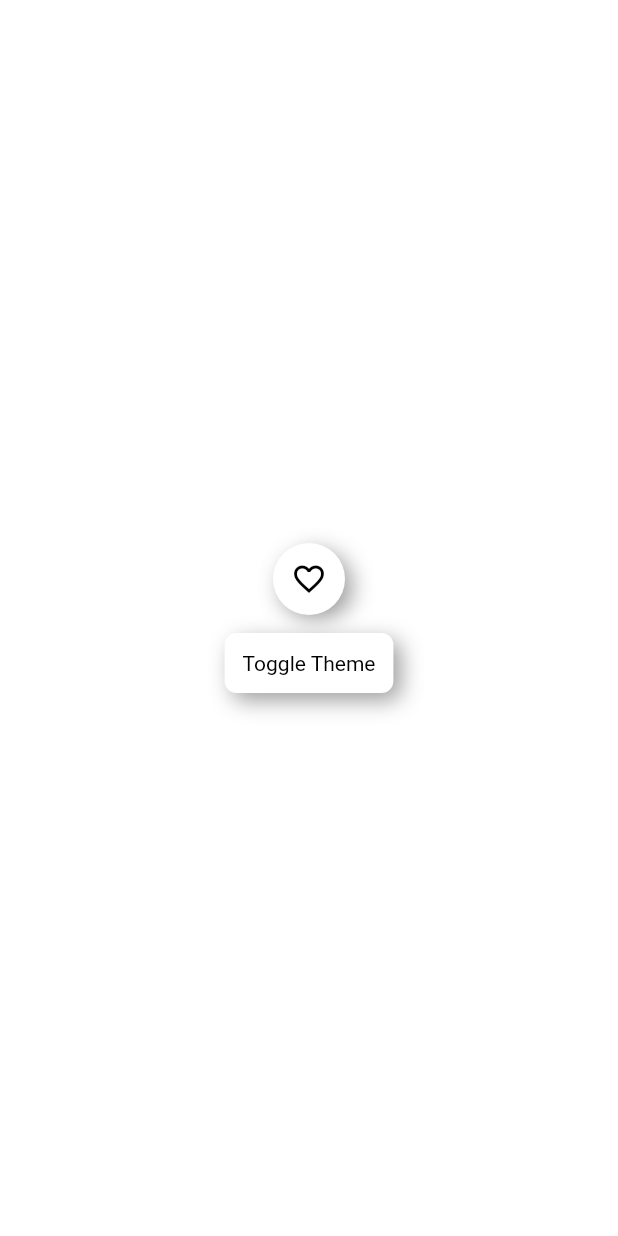
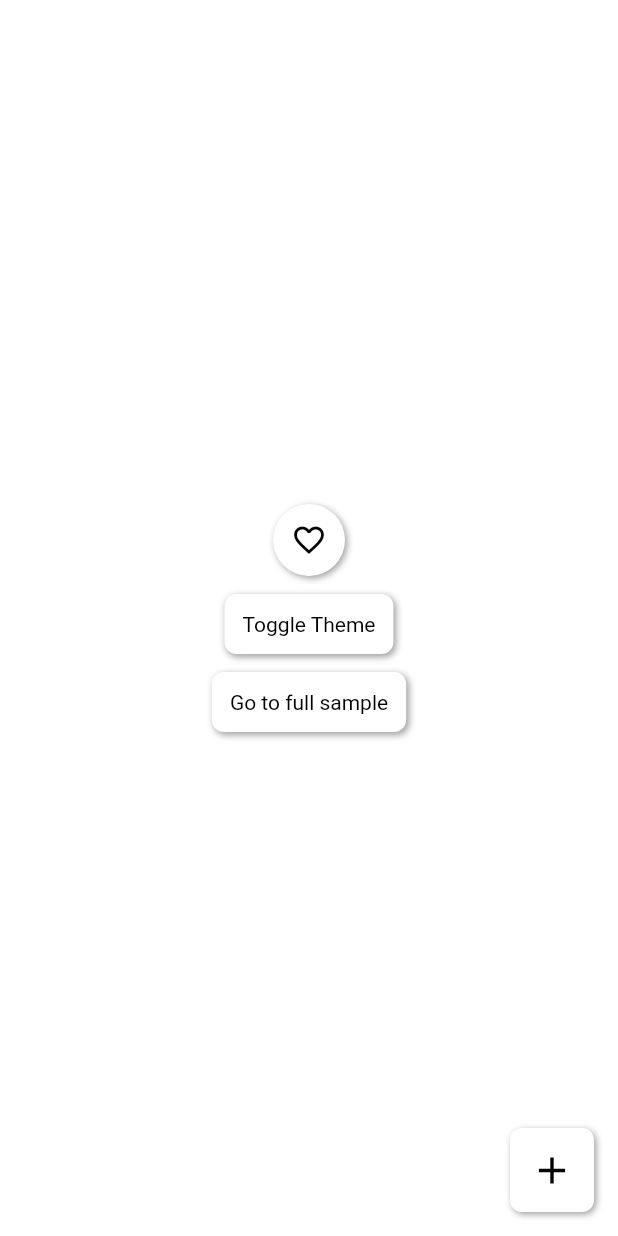
Before and after one commit to derodero24/neumorphic_ui_practice, a Flutter app: the screen it shows after launch, on a phone screen of 412 x 824 dp. Run offline on Flutter 3.47's test engine with Material 2 defaults, Android fonts, the phone set to English and light mode, and no system bars; drawn by our look-alikes of flutter_neumorphic.

Commit message:
Add two buttons

```diff
--- a/lib/main.dart
+++ b/lib/main.dart
@@ -1,3 +1,4 @@
+import 'package:flutter/cupertino.dart';
 import 'package:flutter_neumorphic/flutter_neumorphic.dart';
 
 void main() => runApp(MyApp());
@@ -13,12 +14,12 @@ class MyApp extends StatelessWidget {
       theme: const NeumorphicThemeData(
         baseColor: Color(0xFFFFFFFF),
         lightSource: LightSource.topLeft,
-        depth: 10,
+        depth: 3,
       ),
       darkTheme: const NeumorphicThemeData(
         baseColor: Color(0xFF3E3E3E),
         lightSource: LightSource.topLeft,
-        depth: 6,
+        depth: 3,
       ),
       home: MyHomePage(),
     );
@@ -29,6 +30,11 @@ class MyHomePage extends StatelessWidget {
   @override
   Widget build(BuildContext context) {
     return Scaffold(
+      backgroundColor: NeumorphicTheme.baseColor(context),
+      floatingActionButton: NeumorphicFloatingActionButton(
+        child: Icon(Icons.add, size: 30, color: _iconColor(context)),
+        onPressed: () {},
+      ),
       body: Center(
         child: Column(
           mainAxisAlignment: MainAxisAlignment.center,
@@ -64,9 +70,20 @@ class MyHomePage extends StatelessWidget {
               child: Text('Toggle Theme',
                   style: TextStyle(color: _textColor(context))),
             ),
-//            NeumorphicButton(
-//              margin: const EdgeInsets.only(top: 12),
-//            )
+            NeumorphicButton(
+              margin: const EdgeInsets.only(top: 12),
+              onPressed: () {},
+              style: NeumorphicStyle(
+                shape: NeumorphicShape.flat,
+                boxShape:
+                    NeumorphicBoxShape.roundRect(BorderRadius.circular(8)),
+              ),
+              padding: const EdgeInsets.all(12),
+              child: Text(
+                'Go to full sample',
+                style: TextStyle(color: _textColor(context)),
+              ),
+            )
           ],
         ),
       ),
--- a/pubspec.yaml
+++ b/pubspec.yaml
@@ -13,6 +13,7 @@ dependencies:
     sdk: flutter
 
   cupertino_icons: ^0.1.3
+  pedantic:
   pedantic_mono:
   flutter_neumorphic:
 
```
Also changed, not shown: pubspec.lock.
